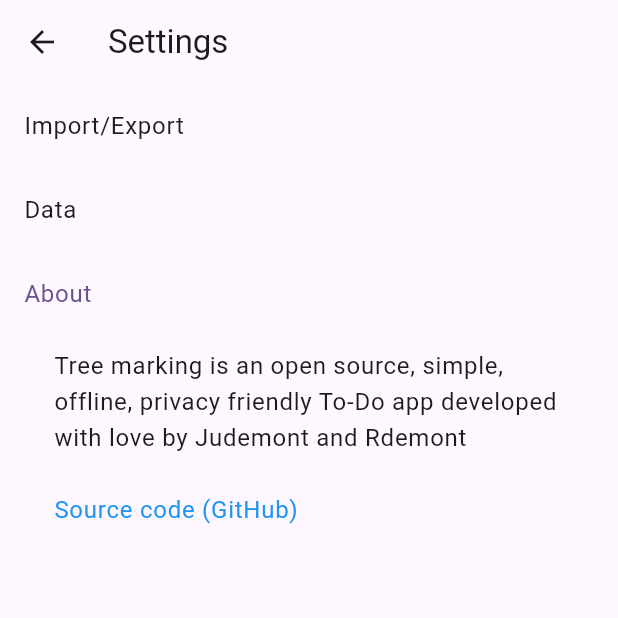
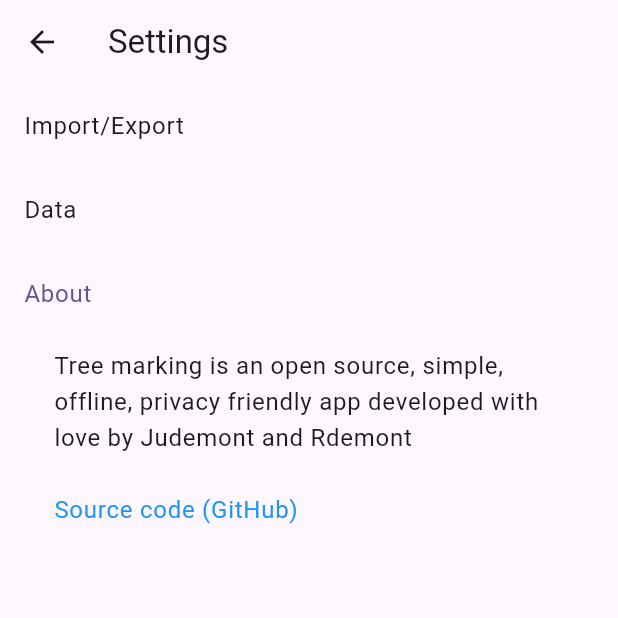
Before and after one commit to rdemont/Trees-Marking, a Flutter app: the SettingsWidget screen opened directly, after a tap on "Import/Export", after a tap on "Data", after a tap on "About", on a phone screen of 412 x 824 dp, the top half of it. Run offline on Flutter 3.47's test engine with Material 3 defaults, Android fonts, the phone set to English and light mode, and no system bars; our stand-ins replace sqflite; missing offline and left inert: encrypt; accounts and stored records are empty; generated files the repository leaves out were written again.

Commit message:
Translate in french

```diff
--- a/lib/pages/campaignListPage.dart
+++ b/lib/pages/campaignListPage.dart
@@ -5,7 +5,7 @@ import '../businessObj/campaign.dart';
 import '../businessObj/campaignList.dart';
 import '../generate/businessObj/campaignGen.dart';
 import 'campaignPage.dart';
-
+import 'package:flutter_gen/gen_l10n/app_localizations.dart';
 
 
 
@@ -36,7 +36,7 @@ class _CampaignListPageState extends State<CampaignListPage> {
     return Scaffold(
       appBar: AppBar(
         backgroundColor: Theme.of(context).colorScheme.inversePrimary,
-        title: const Text('Campaign list Page'),
+        title: Text(AppLocalizations.of(context)!.campaign),
       ),
       floatingActionButton: FloatingActionButton(
         child: const Icon(Icons.add_circle_outline),
--- a/lib/pages/speciesListPage.dart
+++ b/lib/pages/speciesListPage.dart
@@ -3,7 +3,7 @@ import 'package:treesmarking/businessObj/species.dart';
 
 import '../businessObj/speciesList.dart';
 import 'speciesPage.dart';
-
+import 'package:flutter_gen/gen_l10n/app_localizations.dart';
 
 
 class SpeciesListPage extends StatefulWidget {
@@ -33,7 +33,7 @@ class _SpeciesListPageState extends State<SpeciesListPage> {
     return Scaffold(
       appBar: AppBar(
         backgroundColor: Theme.of(context).colorScheme.inversePrimary,
-        title: const Text('Spacies list Page'),
+        title: Text(AppLocalizations.of(context)!.species),
       ),
       floatingActionButton: FloatingActionButton(
         child: const Icon(Icons.add_circle_outline),
--- a/lib/pages/trunkSizeListPage.dart
+++ b/lib/pages/trunkSizeListPage.dart
@@ -3,6 +3,7 @@ import 'package:flutter/material.dart';
 import '../businessObj/trunkSize.dart';
 import '../businessObj/trunkSizeList.dart';
 import 'trunkSizePage.dart';
+import 'package:flutter_gen/gen_l10n/app_localizations.dart';
 
 class TrunkSizeListPage extends StatefulWidget {
   const TrunkSizeListPage({super.key});
@@ -31,7 +32,7 @@ class _TrunkSizeListPageState extends State<TrunkSizeListPage> {
     return Scaffold(
       appBar: AppBar(
         backgroundColor: Theme.of(context).colorScheme.inversePrimary,
-        title: const Text('Trunk size list Page'),
+        title: Text(AppLocalizations.of(context)!.trunkSize),
       ),
       floatingActionButton: FloatingActionButton(
         child: const Icon(Icons.add_circle_outline),
--- a/lib/widget/settingsWidget.dart
+++ b/lib/widget/settingsWidget.dart
@@ -5,6 +5,7 @@ import 'package:flutter/material.dart';
 import '../pages/campaignListPage.dart';
 import '../pages/speciesListPage.dart';
 import '../pages/trunkSizeListPage.dart';
+import 'package:flutter_gen/gen_l10n/app_localizations.dart';
 
 class SettingsWidget extends StatefulWidget {
   const SettingsWidget({Key? key});
@@ -31,7 +32,7 @@ class _SettingsWidgetState extends State<SettingsWidget> {
   Widget build(BuildContext context) {
     return Scaffold(
       appBar: AppBar(
-        title: const Text('Settings'),
+        title: Text(AppLocalizations.of(context)!.settings),
       ),
       body: SingleChildScrollView(
         child: Column(
@@ -41,22 +42,22 @@ class _SettingsWidgetState extends State<SettingsWidget> {
               onTap: () {
                 setDisplayedTab(1);
               },
-              title: const Text("Import/Export"),
+              title: Text(AppLocalizations.of(context)!.importExport),
             ),
             Visibility(
               visible: _displayedTabIndex == 1,
               child: Container(
                 margin: const EdgeInsets.only(left: 20),
-                child: const Column(
+                child: Column(
                   children: [
                     ListTile(
-                      title: Text("Import from file"),
+                      title: Text(AppLocalizations.of(context)!.importFromFile),
                     ),
                     ListTile(
-                      title: Text("Export file"),
+                      title: Text(AppLocalizations.of(context)!.exportToFile),
                     ),
                     ListTile(
-                      title: Text("Export by e-mail"),
+                      title: Text(AppLocalizations.of(context)!.exportByEMail),
                     ),
                   ],
                 ),
@@ -67,7 +68,7 @@ class _SettingsWidgetState extends State<SettingsWidget> {
               onTap: () {
                 setDisplayedTab(2);
               },
-              title: const Text("Data"),
+              title: Text(AppLocalizations.of(context)!.data),
             ),
             Visibility(
               visible: _displayedTabIndex == 2,
@@ -76,17 +77,17 @@ class _SettingsWidgetState extends State<SettingsWidget> {
                 child: Column(
                   children: [
                     ListTile(
-                      title: Text("Species"),
+                      title: Text(AppLocalizations.of(context)!.species),
                       onTap: openSpeciesListPage,
                     )
                     ,
                     ListTile(
-                      title: Text("Trunk Size"),
+                      title: Text(AppLocalizations.of(context)!.trunkSize),
                        onTap: openTrunkSizeListPage,
 
                     ),
                     ListTile(
-                      title: Text("Campaign"),
+                      title: Text(AppLocalizations.of(context)!.campaign),
                        onTap: openCampaignListPage,
 
                     ),
@@ -99,7 +100,7 @@ class _SettingsWidgetState extends State<SettingsWidget> {
               onTap: () {
                 setDisplayedTab(3);
               },
-              title: const Text("About"),
+              title: Text(AppLocalizations.of(context)!.about),
             ),
             Visibility(
               visible: _displayedTabIndex == 3,
@@ -107,8 +108,8 @@ class _SettingsWidgetState extends State<SettingsWidget> {
                 margin: const EdgeInsets.only(left: 20),
                 child: Column(
                   children: [
-                    const ListTile(
-                      title: Text("Tree marking is an open source, simple, offline, privacy friendly To-Do app developed with love by Judemont and Rdemont"),
+                    ListTile(
+                      title: Text(AppLocalizations.of(context)!.aboutText),
                     ),
                     ListTile(
                       title: const Text(
```
Also changed, not shown: lib/l10n/app_en.arb (+34 -3 lines), lib/l10n/app_fr.arb (+34 -3 lines), lib/main.dart (+5 -25 lines), lib/pages/campaignPage.dart (+10 -10 lines), lib/pages/mainPage.dart (+9 -9 lines), lib/pages/markedTreePage.dart (+9 -9 lines), lib/pages/speciesPage.dart (+8 -8 lines), lib/pages/trunkSizePage.dart (+15 -14 lines), lib/widget/campaignWidget.dart (+7 -7 lines).
